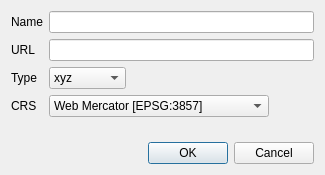
This is mapflow/static/ui/provider_dialog.ui in Geoalert/mapflow-qgis as Qt 5 draws it before an edit. The edited form follows.
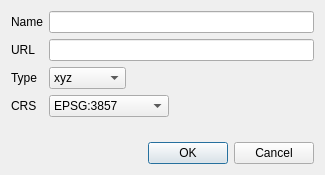
This is the edited form.

Commit message: WIP: refactor providers; change behavior of add-edit-remove

The edit to the form file:
```diff
--- a/mapflow/static/ui/provider_dialog.ui
+++ b/mapflow/static/ui/provider_dialog.ui
@@ -99,7 +99,7 @@
      <item row="4" column="1">
       <widget class="QComboBox" name="comboBox">
        <property name="sizePolicy">
-        <sizepolicy hsizetype="Fixed" vsizetype="Fixed">
+        <sizepolicy hsizetype="Preferred" vsizetype="Fixed">
          <horstretch>0</horstretch>
          <verstretch>0</verstretch>
         </sizepolicy>
@@ -112,7 +112,7 @@
        </property>
        <property name="maximumSize">
         <size>
-         <width>220</width>
+         <width>120</width>
          <height>16777215</height>
         </size>
        </property>
@@ -121,7 +121,7 @@
        </property>
        <item>
         <property name="text">
-         <string>Web Mercator [EPSG:3857]</string>
+         <string>EPSG:3857</string>
         </property>
        </item>
        <item>
```
Left out of the diff: 4 changed lines with no effect on the pictures. The commit also changes 9 other files.
